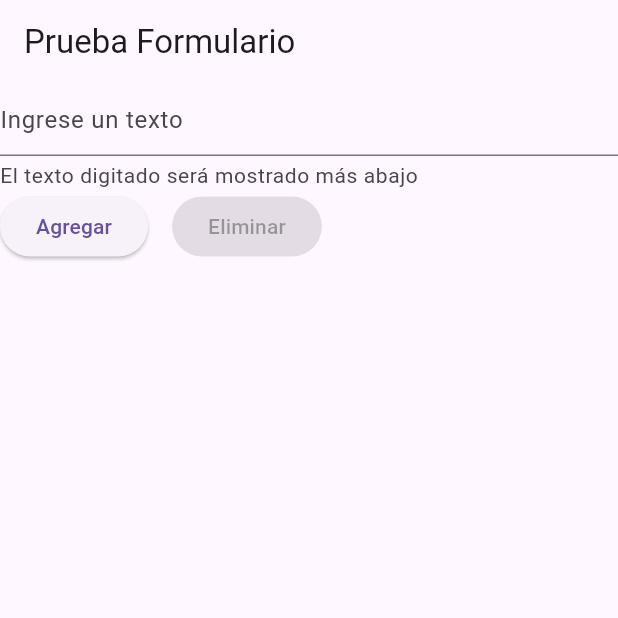
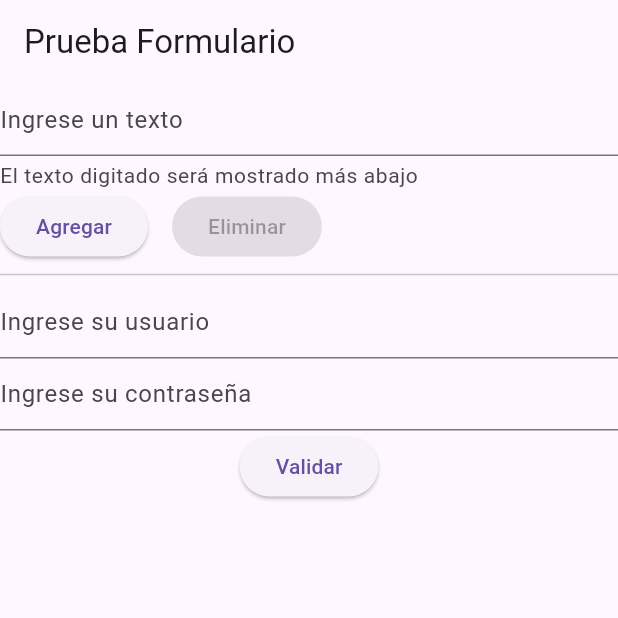
Before and after one commit to nvelezunilasallista/Movil20251, a Flutter app: the screen it shows after launch, on a phone screen of 412 x 824 dp, the top half of it. Run offline on Flutter 3.47's test engine with Material 3 defaults, Android fonts, the phone set to English and light mode, and no system bars.

Commit message:
Agregado trabajo en clase

```diff
--- a/ejemplo3_formularios/lib/formulario.dart
+++ b/ejemplo3_formularios/lib/formulario.dart
@@ -10,6 +10,10 @@ class Formulario extends StatefulWidget{
 class _Formulario extends State<Formulario>{
   TextEditingController inputController = TextEditingController();
   List<Widget> valoresIngresadosPorUsuario = [];
+
+
+  TextEditingController userController = TextEditingController();
+  TextEditingController passwordController = TextEditingController();
 
   @override
   Widget build(BuildContext context){
@@ -44,7 +48,24 @@ class _Formulario extends State<Formulario>{
               ),
               Column(
                 children: valoresIngresadosPorUsuario,
-              )
+              ),
+              Divider(),
+              TextField(
+                controller: userController,
+                decoration: InputDecoration(
+                  hintText: "Ingrese su usuario"
+                ),
+              ),
+              TextField(
+                controller: passwordController,
+                obscureText: true,
+                decoration: InputDecoration(
+                  hintText: "Ingrese su contraseña"
+                ),
+              ),
+              ElevatedButton(onPressed: (){
+                    validarTextos();
+                  }, child: Text("Validar"))
             ],
           )
         ],
@@ -84,4 +105,37 @@ class _Formulario extends State<Formulario>{
     });
   }
 
+  void validarTextos() {
+    String usuario = userController.text;
+    String password = passwordController.text;
+    RegExp regex = RegExp(
+    r'^(?=.[a-z])(?=.[A-Z])(?=.*[.!@/()]).{5,}$'
+    );
+    if(usuario.trim() == "" || password.trim() == ""){
+      mostrarAlert("Error. Usuario o contraseña vacíos");
+    }
+    else if(!regex.hasMatch(password)){
+      mostrarAlert("Error. Contraseña no cumple parametros");
+    }
+    else{
+      mostrarAlert("Datos Válidos");
+    }
+  }
+
+  void mostrarAlert(String texto) {
+
+    AlertDialog dialog = AlertDialog(
+      content: Text(texto),
+      actions: [
+        TextButton(onPressed: (){Navigator.pop(context);}, child: Text("Ok")),
+      ]
+    );
+    showDialog(
+        context: context,
+        builder: (BuildContext context){
+          return dialog;
+    });
+
+  }
+
 }
```
